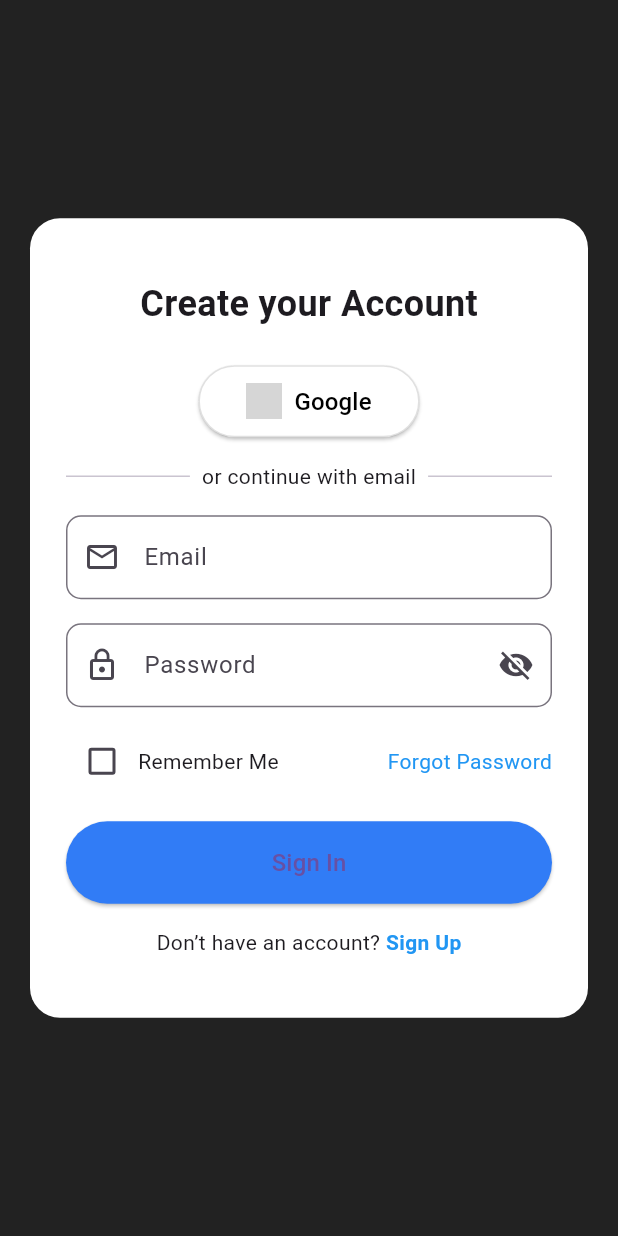
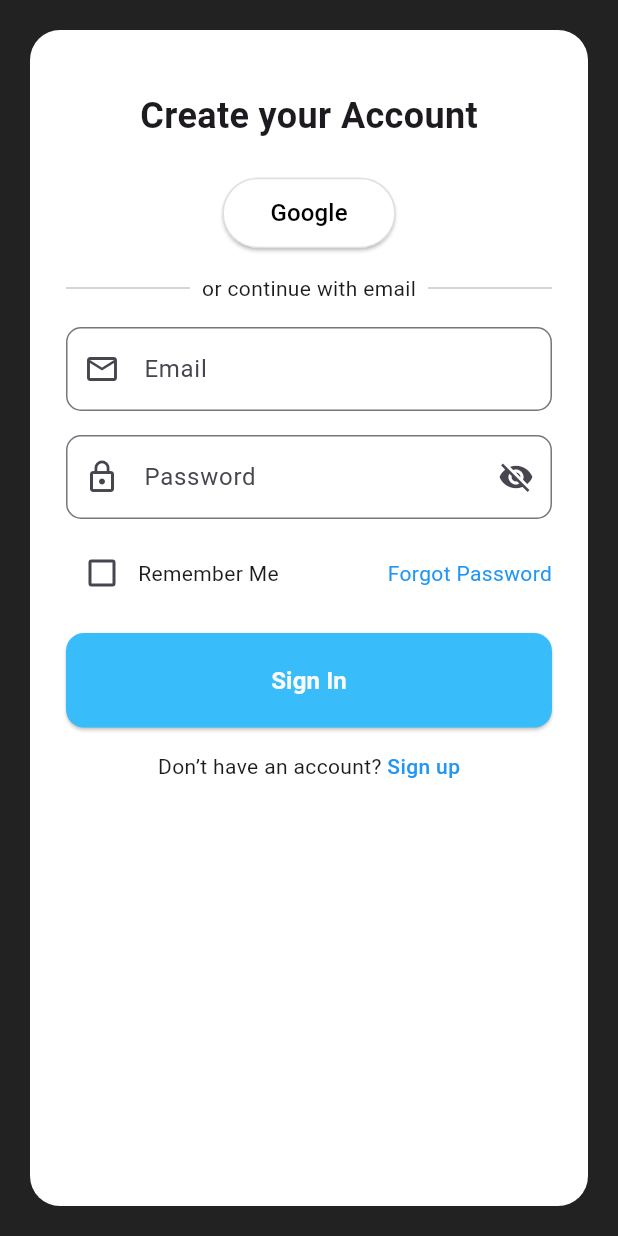
Before and after one commit to Gebrshmolla/FoodRecipeApp, a Flutter app: the RegistrationForm screen opened directly, after a tap on "Sign in", on a phone screen of 412 x 824 dp. Run offline on Flutter 3.47's test engine with Material 3 defaults, Android fonts, the light colour scheme and no system bars; grey boxes are pictures that could not be loaded.

Commit message:
all changes

```diff
--- a/foodrecipt/lib/pages/form/login_form.dart
+++ b/foodrecipt/lib/pages/form/login_form.dart
@@ -1,4 +1,7 @@
 import 'package:flutter/material.dart';
+import 'package:foodrecipt/core/themes/color.dart';
+import 'package:foodrecipt/pages/form/registration_form.dart';
+import 'package:foodrecipt/widgets/button.dart';
 
 void main() {
   runApp(MaterialApp(
@@ -41,6 +44,7 @@ class _LoginScreenState extends State<LoginScreen> {
             borderRadius: BorderRadius.circular(20),
           ),
           width: 400,
+          height: 1000,
           child: Form(
             key: _formKey,
             child: Column(
@@ -55,7 +59,7 @@ class _LoginScreenState extends State<LoginScreen> {
                 // Google Sign-in Button
                 ElevatedButton.icon(
                   onPressed: () {},
-                  icon: Image.asset('assets/google_icon.png', height: 24), // Add your google icon to assets
+                 // icon: Image.asset('assets/google_icon.png', height: 24), // Add your google icon to assets
                   label: const Text('Google', style: TextStyle(fontSize: 16)),
                   style: ElevatedButton.styleFrom(
                     backgroundColor: Colors.white,
@@ -163,29 +167,30 @@ class _LoginScreenState extends State<LoginScreen> {
                 // Sign In Button
                 SizedBox(
                   width: double.infinity,
-                  child: ElevatedButton(
-                    onPressed: _handleLogin,
-                    style: ElevatedButton.styleFrom(
-                      backgroundColor: const Color(0xFF317CF6),
-                      padding: const EdgeInsets.symmetric(vertical: 16),
-                      shape: RoundedRectangleBorder(
-                        borderRadius: BorderRadius.circular(30),
-                      ),
-                    ),
-                    child: const Text("Sign In", style: TextStyle(fontSize: 16)),
-                  ),
+                  child:Container(
+                    child: Button(text: "Sign In", onPressed:_handleLogin,color: primaryColor,textColor: whiteColor,),
+                  )
                 ),
                 const SizedBox(height: 16),
 
                 // Sign Up Text
                 Row(
                   mainAxisAlignment: MainAxisAlignment.center,
-                  children: const [
+                  children:[
                     Text("Don’t have an account? "),
-                    Text(
-                      "Sign Up",
-                      style: TextStyle(color: Colors.blue, fontWeight: FontWeight.bold),
-                    ),
+                     GestureDetector(
+                    onTap: (){
+                      Navigator.push(context, MaterialPageRoute(builder: (context)=>RegistrationForm()));
+                    },
+                    child:  Text(
+                    'Sign up',
+                    style: TextStyle(color: Colors.blue, fontWeight: FontWeight.w500),
+                  ),
+                  ),
+                    // Text(
+                    //   "Sign Up",
+                    //   style: TextStyle(color: Colors.blue, fontWeight: FontWeight.bold),
+                    // ),
                   ],
                 ),
               ],
--- a/foodrecipt/lib/pages/form/registration_form.dart
+++ b/foodrecipt/lib/pages/form/registration_form.dart
@@ -1,5 +1,7 @@
 import 'package:flutter/material.dart';
+import 'package:foodrecipt/core/themes/color.dart';
 import 'package:foodrecipt/pages/form/login_form.dart';
+import 'package:foodrecipt/widgets/button.dart';
 
 void main() {
   runApp(MaterialApp(
@@ -95,16 +97,12 @@ class _RegistrationFormState extends State<RegistrationForm> {
 
               _buildConfirmPasswordField(),
               const SizedBox(height: 32),
+Container(
+  width: double.infinity,
+  margin: EdgeInsets.symmetric(horizontal: 20),
+  child: Button(text: "Sign up", onPressed: _submitForm,color: primaryColor,textColor: whiteColor,),
+)
 
-              ElevatedButton(
-                onPressed: _submitForm,
-                style: ElevatedButton.styleFrom(
-                  backgroundColor: const Color(0xFF317CF6),
-                  padding: const EdgeInsets.symmetric(horizontal: 50, vertical: 16),
-                  shape: RoundedRectangleBorder(borderRadius: BorderRadius.circular(30)),
-                ),
-                child: const Text('Sign Up', style: TextStyle(fontSize: 16, fontWeight: FontWeight.bold)),
-              ),
             ],
           ),
         ),
```
